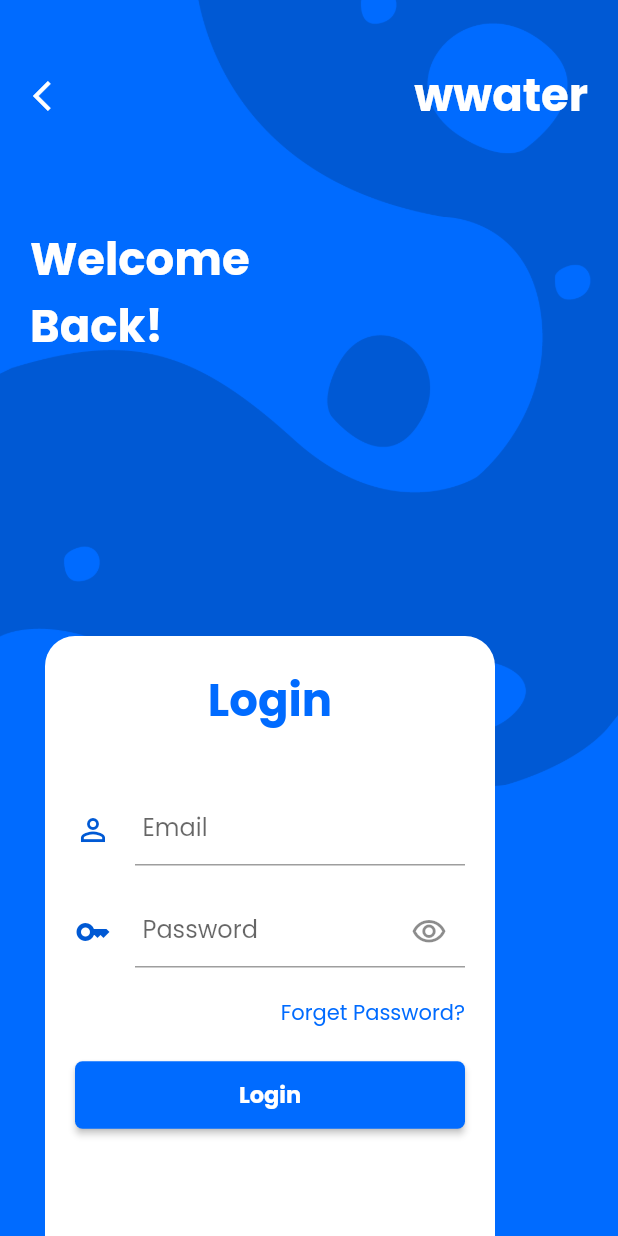
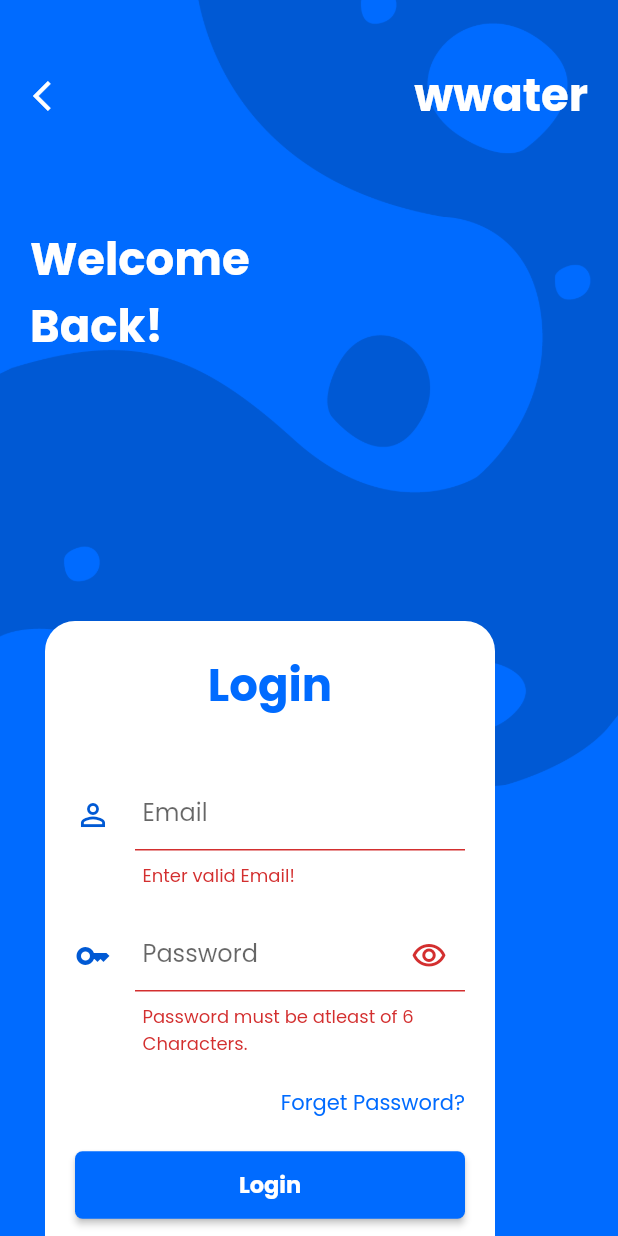
Before and after one commit to TanmoyTSSaha/wwater, a Flutter app: the Login screen opened directly, after a tap on "Login", on a phone screen of 412 x 824 dp. Run offline on Flutter 3.47's test engine with Material 2 defaults, Android fonts, the phone set to English and light mode, and no system bars; our stand-ins replace email_validator, firebase_auth, firebase_core, fluttertoast, google_fonts; accounts and stored records are empty.

Commit message:
Thirs Commit

```diff
--- a/lib/main.dart
+++ b/lib/main.dart
@@ -21,6 +21,8 @@ class Wwater extends StatelessWidget {
   @override
   Widget build(BuildContext context) {
     return StreamProvider<AppUser?>.value(
+      catchError: (_, __) =>
+          null, //After adding this line StreamProvider's initialData throws no exception such as "StreamProvider<AppUser?>, but no `catchError` was provided.".
       value: AuthServices().user,
       initialData: null,
       child: MaterialApp(
--- a/lib/screens/login.dart
+++ b/lib/screens/login.dart
@@ -18,8 +18,8 @@ class Login extends StatefulWidget {
 class _LoginState extends State<Login> {
   final GlobalKey<FormState> _formKey = GlobalKey<FormState>();
 
-  final TextEditingController emailController = TextEditingController();
-  final TextEditingController passwordController = TextEditingController();
+  String email = '';
+  String password = '';
 
   bool showPassword = true;
 
@@ -70,7 +70,7 @@ class _LoginState extends State<Login> {
               left: height10 * 3,
               child: Container(
                 padding: const EdgeInsets.all(height10 * 2),
-                height: height10 * 40,
+                height: height10 * 41,
                 width: height10 * 30,
                 decoration: const BoxDecoration(
                   color: Colors.white,
@@ -97,7 +97,10 @@ class _LoginState extends State<Login> {
                           label: Text('Email'),
                           contentPadding: EdgeInsets.all(5),
                         ),
-                        validator: (email) => !EmailValidator.validate(email!)
+                        onChanged: (_email) {
+                          setState(() => email = _email);
+                        },
+                        validator: (_email) => !EmailValidator.validate(_email!)
                             ? "Enter valid Email!"
                             : null,
                       ),
@@ -123,9 +126,12 @@ class _LoginState extends State<Login> {
                           label: const Text('Password'),
                           contentPadding: const EdgeInsets.all(5),
                         ),
+                        onChanged: (_passsword) {
+                          setState(() => password = _passsword);
+                        },
                         validator: (_password) {
                           if (_password!.length < 6) {
-                            return "Password length must be atleast of 6 Characters.";
+                            return "Password must be atleast of 6 \nCharacters.";
                           } else if (_password.isEmpty) {
                             return "Password can't be Empty!";
                           }
@@ -143,12 +149,9 @@ class _LoginState extends State<Login> {
                       const SizedBox(height: height10 * 2),
                       ElevatedButton(
                         onPressed: () async {
-                          dynamic userCredential = await _auth.SignInAnon();
-                          if (userCredential == null) {
-                            print("Error logging in");
-                          } else {
-                            print("Logged in");
-                            print(userCredential.uid);
+                          if (_formKey.currentState!.validate()) {
+                            print(email);
+                            print(password);
                           }
                         },
                         child: const Text(
```
Also changed, not shown: lib/screens/registration.dart (+52 -23 lines), lib/services/auth.dart (+24 -3 lines).
